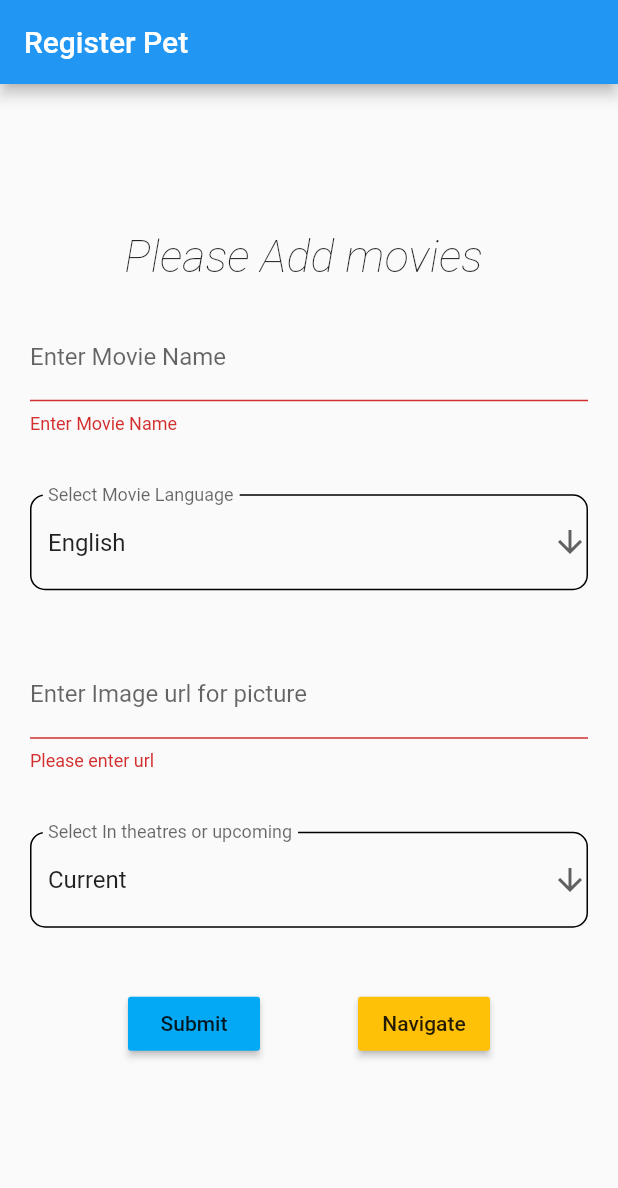
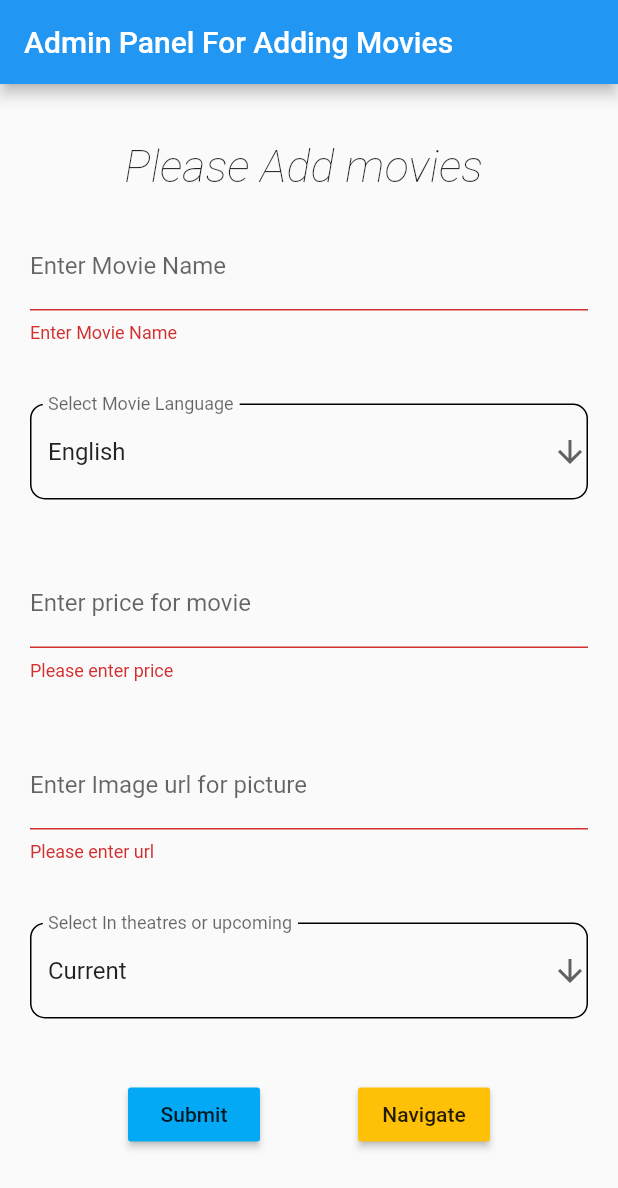
Before and after one commit to arjun069/admin-asdl-movie, a Flutter app: the MyHomePage screen opened directly, after a tap on "Submit", on a phone screen of 412 x 824 dp. Shown: the top 1188 px of the screen. Run offline on Flutter 3.47's test engine with Material 2 defaults, Android fonts, the phone set to English and light mode, and no system bars; our stand-ins replace firebase_core, firebase_database; accounts and stored records are empty.

Commit message:
price added

```diff
--- a/lib/main.dart
+++ b/lib/main.dart
@@ -19,7 +19,7 @@ class MyApp extends StatelessWidget {
       theme: ThemeData(
         primarySwatch: Colors.blue,
       ),
-      home: MyHomePage(title: 'Register Pet'),
+      home: MyHomePage(title: 'Admin Panel For Adding Movies'),
     );
   }
 }
@@ -72,6 +72,7 @@ class _RegisterPetState extends State<RegisterPet> {
   String dropdownValuethis = 'Current';
   final nameController = TextEditingController();
   final urlController = TextEditingController();
+  final priceController = TextEditingController();
   final dbRef = FirebaseDatabase.instance.reference().child("movies");
   final dbRefupcoming =
       FirebaseDatabase.instance.reference().child("upcomingmovies");
@@ -126,6 +127,26 @@ class _RegisterPetState extends State<RegisterPet> {
               validator: (value) {
                 if (value.isEmpty) {
                   return 'Please select movie language';
+                }
+                return null;
+              },
+            ),
+          ),
+          Padding(
+            padding: EdgeInsets.all(20.0),
+            child: TextFormField(
+              keyboardType: TextInputType.number,
+              controller: priceController,
+              decoration: InputDecoration(
+                labelText: "Enter price for movie",
+                enabledBorder: OutlineInputBorder(
+                  borderRadius: BorderRadius.circular(10.0),
+                ),
+              ),
+              // The validator receives the text that the user has entered.
+              validator: (value) {
+                if (value.isEmpty) {
+                  return 'Please enter price';
                 }
                 return null;
               },
@@ -194,6 +215,7 @@ class _RegisterPetState extends State<RegisterPet> {
                           dbRef.push().set({
                             "name": nameController.text,
                             "url": urlController.text,
+                            "price": priceController.text,
                             "type": dropdownValue,
                             "thisorthat": dropdownValuethis,
                           }).then((_) {
@@ -211,6 +233,7 @@ class _RegisterPetState extends State<RegisterPet> {
                           dbRefupcoming.push().set({
                             "name": nameController.text,
                             "url": urlController.text,
+                            "price": priceController.text,
                             "type": dropdownValue,
                             "thisorthat": dropdownValuethis,
                           }).then((_) {
```
